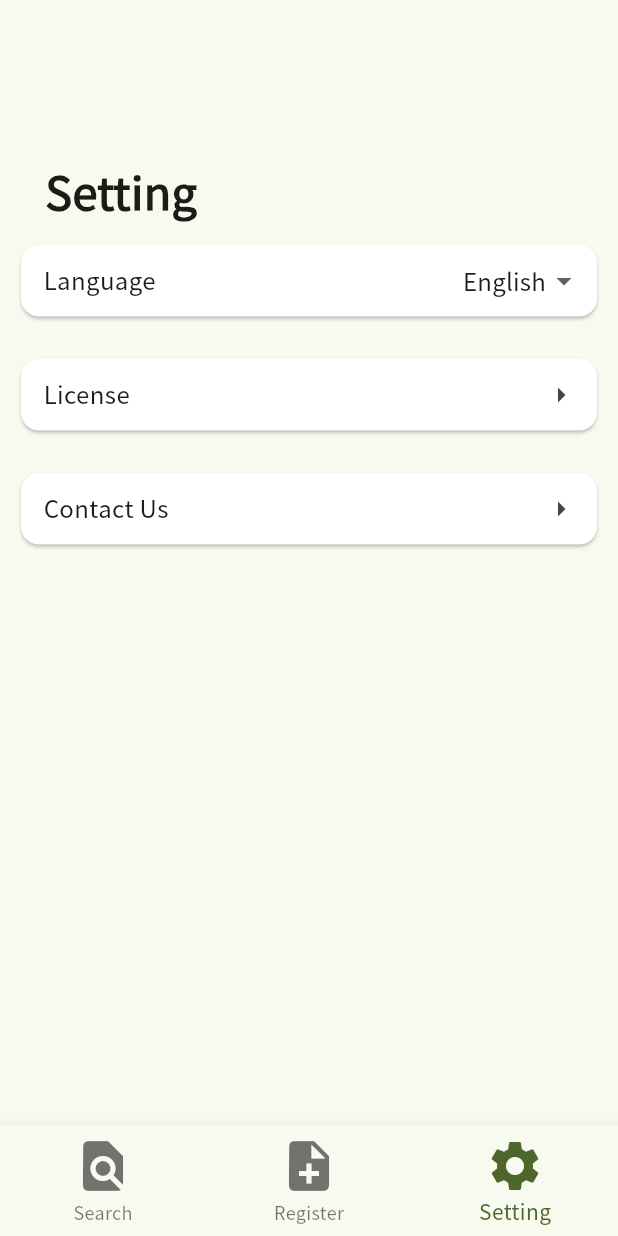
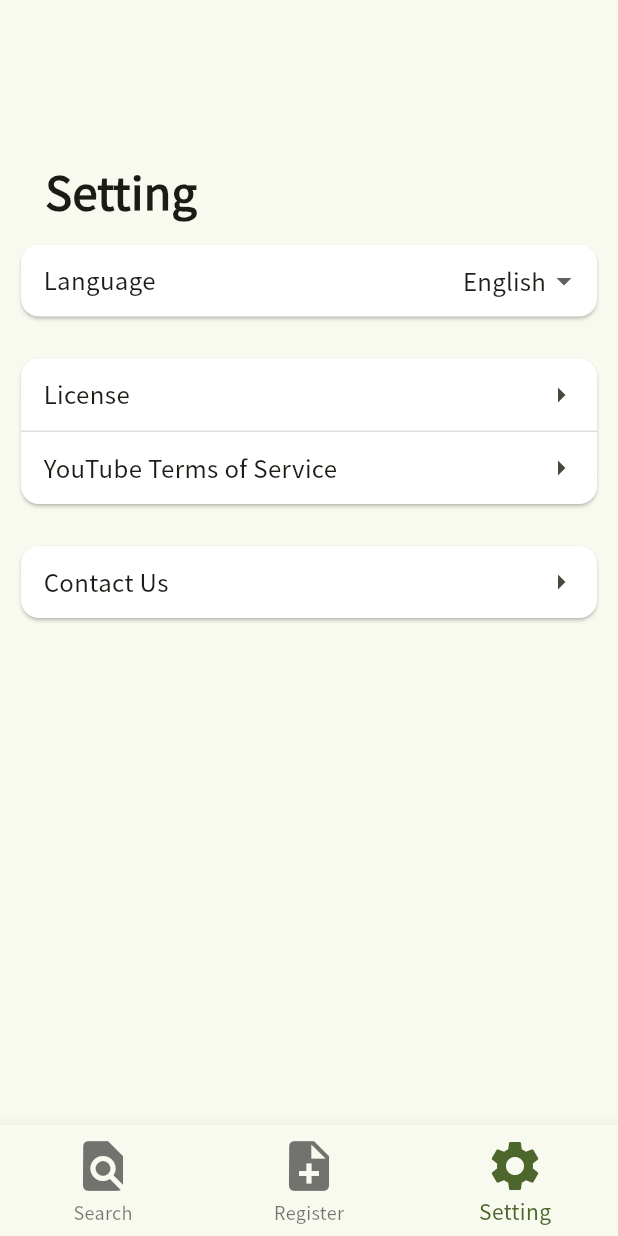
Before and after one commit to usatyo/sugomori, a Flutter app: the screen it shows after launch, item 3 of the bottom bar chosen, on a phone screen of 412 x 824 dp. Run offline on Flutter 3.47's test engine with Material 3 defaults, Android fonts, the phone set to English and light mode, and no system bars; our stand-ins replace connectivity_plus, flutter_riverpod, google_fonts, shared_preferences, youtube_player_iframe; missing offline and left inert: flutter_scroll_shadow.

Commit message:
add youtube license

```diff
--- a/frontend/lib/components/setting/license_setting.dart
+++ b/frontend/lib/components/setting/license_setting.dart
@@ -1,5 +1,6 @@
 import 'package:flutter/material.dart';
 import 'package:frontend/l10n/app_localizations.dart';
+import 'package:url_launcher/url_launcher.dart';
 
 class LicenseSetting extends StatelessWidget {
   const LicenseSetting({super.key});
@@ -10,6 +11,10 @@ class LicenseSetting extends StatelessWidget {
       applicationName: 'sugomori',
       applicationVersion: '1.0.0',
     );
+  }
+
+  void showYoutubeLicense() {
+    launchUrl(Uri.parse('https://www.youtube.com/t/terms'));
   }
 
   @override
@@ -36,6 +41,23 @@ class LicenseSetting extends StatelessWidget {
               ],
             ),
           ),
+          Divider(height: 1, color: Colors.black12),
+          Padding(
+            padding: EdgeInsets.only(left: 15),
+            child: Row(
+              children: [
+                Text(
+                  AppLocalizations.of(context)!.setting_youtube_terms,
+                  style: TextStyle(fontSize: 16),
+                ),
+                Expanded(child: SizedBox.shrink()),
+                IconButton(
+                  onPressed: showYoutubeLicense,
+                  icon: Icon(Icons.arrow_right),
+                ),
+              ],
+            ),
+          ),
         ],
       ),
     );
--- a/frontend/lib/l10n/app_en.arb
+++ b/frontend/lib/l10n/app_en.arb
@@ -17,6 +17,7 @@
   "goban_clear": "Clear",
   "setting_language": "Language",
   "setting_license": "License",
+  "setting_youtube_terms": "YouTube Terms of Service",
   "setting_contact": "Contact Us",
   "message_video_not_found": "No videos found",
   "message_joseki_not_found": "No procedures registered yet",
@@ -39,6 +40,7 @@
   "@goban_clear": {},
   "@setting_language": {},
   "@setting_license": {},
+  "@setting_youtube_terms": {},
   "@setting_contact": {},
   "@message_video_not_found": {},
   "@message_joseki_not_found": {},
--- a/frontend/lib/l10n/app_ja.arb
+++ b/frontend/lib/l10n/app_ja.arb
@@ -17,6 +17,7 @@
   "goban_clear": "クリア",
   "setting_language": "言語",
   "setting_license": "ライセンス",
+  "setting_youtube_terms": "YouTube 利用規約",
   "setting_contact": "お問い合わせ",
   "message_video_not_found": "動画が見つかりませんでした",
   "message_joseki_not_found": "手順がまだ登録されていません",
@@ -39,6 +40,7 @@
   "@goban_clear": {},
   "@setting_language": {},
   "@setting_license": {},
+  "@setting_youtube_terms": {},
   "@setting_contact": {},
   "@message_video_not_found": {},
   "@message_joseki_not_found": {},
--- a/frontend/lib/l10n/app_ko.arb
+++ b/frontend/lib/l10n/app_ko.arb
@@ -17,6 +17,7 @@
   "goban_clear": "지우기",
   "setting_language": "언어",
   "setting_license": "라이센스",
+  "setting_youtube_terms": "YouTube 이용 약관",
   "setting_contact": "문의하기",
   "message_video_not_found": "동영상을 찾을 수 없습니다",
   "message_joseki_not_found": "절차가 아직 등록되지 않았습니다",
@@ -39,6 +40,7 @@
   "@goban_clear": {},
   "@setting_language": {},
   "@setting_license": {},
+  "@setting_youtube_terms": {},
   "@setting_contact": {},
   "@message_video_not_found": {},
   "@message_joseki_not_found": {},
--- a/frontend/lib/l10n/app_localizations.dart
+++ b/frontend/lib/l10n/app_localizations.dart
@@ -201,6 +201,12 @@ abstract class AppLocalizations {
   /// **'License'**
   String get setting_license;
 
+  /// No description provided for @setting_youtube_terms.
+  ///
+  /// In en, this message translates to:
+  /// **'YouTube Terms of Service'**
+  String get setting_youtube_terms;
+
   /// No description provided for @setting_contact.
   ///
   /// In en, this message translates to:
--- a/frontend/lib/l10n/app_localizations_en.dart
+++ b/frontend/lib/l10n/app_localizations_en.dart
@@ -60,6 +60,9 @@ class AppLocalizationsEn extends AppLocalizations {
   String get setting_license => 'License';
 
   @override
+  String get setting_youtube_terms => 'YouTube Terms of Service';
+
+  @override
   String get setting_contact => 'Contact Us';
 
   @override
--- a/frontend/lib/l10n/app_localizations_ja.dart
+++ b/frontend/lib/l10n/app_localizations_ja.dart
@@ -60,6 +60,9 @@ class AppLocalizationsJa extends AppLocalizations {
   String get setting_license => 'ライセンス';
 
   @override
+  String get setting_youtube_terms => 'YouTube 利用規約';
+
+  @override
   String get setting_contact => 'お問い合わせ';
 
   @override
--- a/frontend/lib/l10n/app_localizations_ko.dart
+++ b/frontend/lib/l10n/app_localizations_ko.dart
@@ -60,6 +60,9 @@ class AppLocalizationsKo extends AppLocalizations {
   String get setting_license => '라이센스';
 
   @override
+  String get setting_youtube_terms => 'YouTube 이용 약관';
+
+  @override
   String get setting_contact => '문의하기';
 
   @override
--- a/frontend/lib/l10n/app_localizations_zh.dart
+++ b/frontend/lib/l10n/app_localizations_zh.dart
@@ -60,6 +60,9 @@ class AppLocalizationsZh extends AppLocalizations {
   String get setting_license => '许可证';
 
   @override
+  String get setting_youtube_terms => 'YouTube 服务条款';
+
+  @override
   String get setting_contact => '联系我们';
 
   @override
--- a/frontend/lib/l10n/app_zh.arb
+++ b/frontend/lib/l10n/app_zh.arb
@@ -17,6 +17,7 @@
   "goban_clear": "清除",
   "setting_language": "语言",
   "setting_license": "许可证",
+  "setting_youtube_terms": "YouTube 服务条款",
   "setting_contact": "联系我们",
   "message_video_not_found": "未找到相关视频",
   "message_joseki_not_found": "手续尚未注册",
@@ -39,6 +40,7 @@
   "@goban_clear": {},
   "@setting_language": {},
   "@setting_license": {},
+  "@setting_youtube_terms": {},
   "@setting_contact": {},
   "@message_video_not_found": {},
   "@message_joseki_not_found": {},
```
